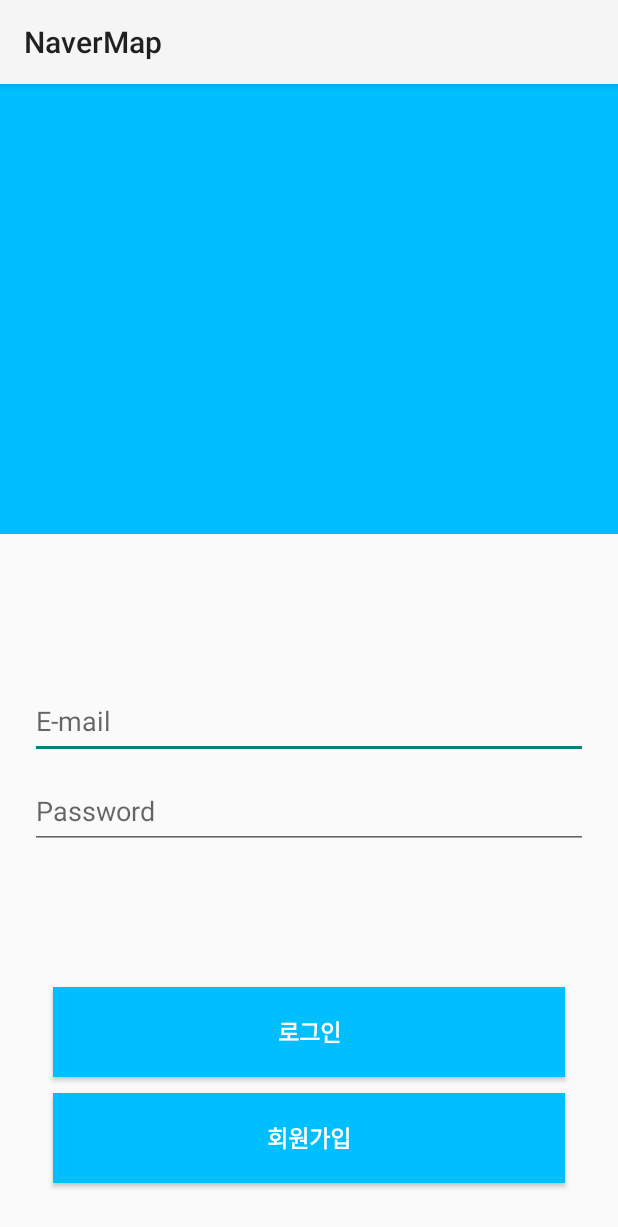
After one commit to Hyunnn2/NaverApp, an Android app: the introActivity screen opened directly, with no data from a screen before it, on a phone screen of 412 x 824 dp. The commit adds this screen. Shown: the top 1227 px of the screen. Run offline under Robolectric (Android 15) with nearby library versions, the phone set to English and light mode, and no system bars; our stand-ins replace Firebase (no records; nobody signed in at launch, a user with empty details on screens opened directly), data binding.

Commit message:
로그인/회원가입 끝

```diff
--- a/app/build.gradle
+++ b/app/build.gradle
@@ -34,6 +34,9 @@ android {
     kotlinOptions {
         jvmTarget = '1.8'
     }
+    dataBinding{
+        enabled true
+    }
 }
 
 dependencies {
@@ -54,5 +57,6 @@ dependencies {
     implementation(platform("com.google.firebase:firebase-bom:32.2.3"))
     implementation("com.google.firebase:firebase-analytics-ktx")
     implementation 'com.google.firebase:firebase-database-ktx:20.2.2'
+    implementation("com.google.firebase:firebase-auth-ktx")
 
 }
--- /dev/null
+++ b/app/src/main/java/com/hyun/navermap/login/introActivity.kt
@@ -0,0 +1,53 @@
+package com.hyun.navermap.login
+
+import android.content.Intent
+import androidx.appcompat.app.AppCompatActivity
+import android.os.Bundle
+import android.widget.Toast
+import androidx.databinding.DataBindingUtil
+import com.google.firebase.auth.FirebaseAuth
+import com.google.firebase.auth.ktx.auth
+import com.google.firebase.ktx.Firebase
+import com.hyun.navermap.MainActivity
+import com.hyun.navermap.R
+import com.hyun.navermap.databinding.ActivityIntroBinding
+
+class introActivity : AppCompatActivity() {
+
+    private lateinit var auth: FirebaseAuth
+
+    private lateinit var binding: ActivityIntroBinding
+    override fun onCreate(savedInstanceState: Bundle?) {
+        super.onCreate(savedInstanceState)
+
+        auth = Firebase.auth
+
+        binding = DataBindingUtil.setContentView(this, R.layout.activity_intro)
+
+        binding.joinBtn.setOnClickListener {
+            //JoinActivity로 이동
+            val intent = Intent(this,JoinActivity::class.java )
+            startActivity(intent)
+        }
+
+        binding.loginBtn.setOnClickListener {
+
+            val email = binding.emailArea.text.toString()
+            val password = binding.passwordArea.text.toString()
+
+            auth.signInWithEmailAndPassword(email, password).addOnCompleteListener(this) { task ->
+                    if (task.isSuccessful) {
+                        Toast.makeText(this,"로그인 성공", Toast.LENGTH_LONG).show()
+
+                        val intent = Intent(this, MainActivity::class.java)
+                        //기존 Activity 다 날리기
+                        intent.flags = Intent.FLAG_ACTIVITY_NEW_TASK or Intent.FLAG_ACTIVITY_CLEAR_TOP
+                        startActivity(intent)
+
+                    } else {
+                        Toast.makeText(this,"로그인 실패", Toast.LENGTH_LONG).show()
+                    }
+                }
+        }
+    }
+}
--- /dev/null
+++ b/app/src/main/res/layout/activity_intro.xml
@@ -0,0 +1,83 @@
+<?xml version="1.0" encoding="utf-8"?>
+
+<layout>
+    <androidx.constraintlayout.widget.ConstraintLayout xmlns:android="http://schemas.android.com/apk/res/android"
+        xmlns:app="http://schemas.android.com/apk/res-auto"
+        xmlns:tools="http://schemas.android.com/tools"
+        android:layout_width="match_parent"
+        android:layout_height="match_parent"
+        tools:context=".login.introActivity">
+
+        <RelativeLayout
+            android:layout_width="match_parent"
+            android:layout_height="match_parent"
+            android:orientation="vertical">
+            <LinearLayout
+                android:layout_width="match_parent"
+                android:background="@color/mainColor"
+                android:layout_height="300dp">
+
+            </LinearLayout>
+
+            <LinearLayout
+                android:layout_width="match_parent"
+                android:layout_height="wrap_content"
+                android:layout_marginTop="400dp"
+                android:orientation="vertical">
+
+                <EditText
+                    android:id="@+id/emailArea"
+                    android:layout_width="match_parent"
+                    android:hint="E-mail"
+                    android:layout_height="50dp"
+                    android:layout_marginLeft="20dp"
+                    android:layout_marginRight="20dp">
+                </EditText>
+
+                <EditText
+                    android:id="@+id/passwordArea"
+                    android:layout_width="match_parent"
+                    android:inputType="textPassword"
+                    android:hint="Password"
+                    android:layout_height="50dp"
+                    android:layout_marginTop="10dp"
+                    android:layout_marginLeft="20dp"
+                    android:layout_marginRight="20dp">
+                </EditText>
+
+
+            </LinearLayout>
+
+            <LinearLayout
+                android:layout_width="match_parent"
+                android:orientation="vertical"
+                android:layout_alignParentBottom="true"
+                android:layout_margin="30dp"
+                android:layout_height="wrap_content">
+
+                <Button
+                    android:id="@+id/loginBtn"
+                    android:text="로그인"
+                    android:textSize="15dp"
+                    android:textColor="#ffffff"
+                    android:textStyle="bold"
+                    android:background="#00bffe"
+                    android:layout_width="match_parent"
+                    android:layout_margin="5dp"
+                    android:layout_height="60dp"/>
+                <Button
+                    android:id="@+id/joinBtn"
+                    android:text="회원가입"
+                    android:textSize="15dp"
+                    android:textStyle="bold"
+                    android:textColor="#ffffff"
+                    android:background="#00bffe"
+                    android:layout_width="match_parent"
+                    android:layout_margin="5dp"
+                    android:layout_height="60dp"/>
+
+            </LinearLayout>
+        </RelativeLayout>
+
+    </androidx.constraintlayout.widget.ConstraintLayout>
+</layout>
--- a/app/src/main/res/values/colors.xml
+++ b/app/src/main/res/values/colors.xml
@@ -1,5 +1,8 @@
 <?xml version="1.0" encoding="utf-8"?>
 <resources>
+    //로그인
+    <color name="mainColor">#00bffe</color>
+
     <color name="black">#FF000000</color>
     <color name="white">#FFFFFFFF</color>
     <color name="Red">#DF3030</color>
--- a/app/src/main/res/values/themes.xml
+++ b/app/src/main/res/values/themes.xml
@@ -1,6 +1,6 @@
 <resources xmlns:tools="http://schemas.android.com/tools">
     <!-- Base application theme. -->
-    <style name="Base.Theme.NaverMap" parent="Theme.Material3.DayNight.NoActionBar">
+    <style name="Base.Theme.NaverMap" parent="Theme.AppCompat.Light">
         <!-- Customize your light theme here. -->
         <!-- <item name="colorPrimary">@color/my_light_primary</item> -->
     </style>
```
Also changed, not shown: app/src/main/AndroidManifest.xml (+18 -3 lines), app/src/main/java/com/hyun/navermap/login/JoinActivity.kt (added, +78 -0 lines), app/src/main/java/com/hyun/navermap/login/SplashActivity.kt (added, +19 -0 lines), app/src/main/res/layout/activity_join.xml (added, +73 -0 lines), app/src/main/res/layout/activity_splash.xml (added, +19 -0 lines), app/src/main/res/drawable/logo.png (added), app/src/main/res/drawable/sign.png (added).
